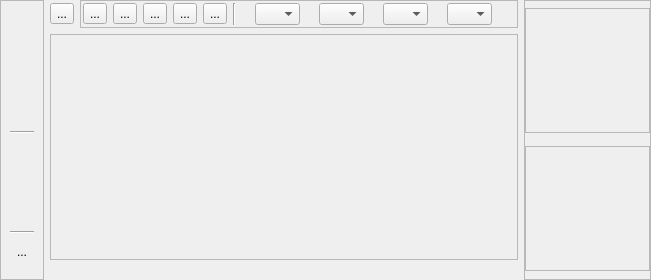
Above: src/terralib/qt/widgets/rp/ui/RasterNavigatorWidgetForm.ui from claudiobogossian/terralib5 before the change. Below: the same form after it.
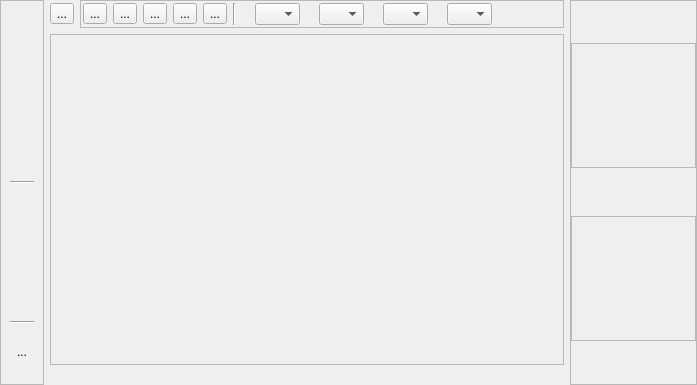
That is the form after the change.

Patch:
```diff
--- a/src/terralib/qt/widgets/rp/ui/RasterNavigatorWidgetForm.ui
+++ b/src/terralib/qt/widgets/rp/ui/RasterNavigatorWidgetForm.ui
@@ -6,8 +6,8 @@
    <rect>
     <x>0</x>
     <y>0</y>
-    <width>651</width>
-    <height>280</height>
+    <width>697</width>
+    <height>385</height>
    </rect>
   </property>
   <property name="windowTitle">
@@ -420,6 +420,12 @@
              <verstretch>0</verstretch>
             </sizepolicy>
            </property>
+           <property name="minimumSize">
+            <size>
+             <width>500</width>
+             <height>320</height>
+            </size>
+           </property>
            <property name="frameShape">
             <enum>QFrame::StyledPanel</enum>
            </property>
```
Left out of the diff: 6 changed lines with no effect on the pictures.
